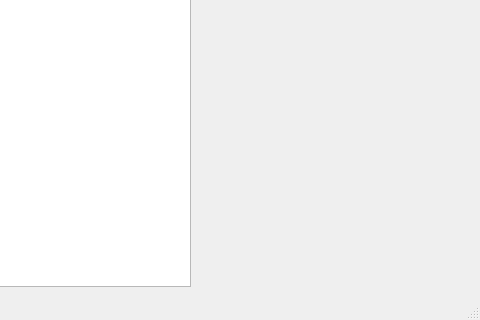
Old version of the form SAOMDListImage.ui in the repository KHeresy/SAOMD-ListImage; both pictures show x 703 to 1183 and y 560 to 880 of the 1183 by 880 pixel window.
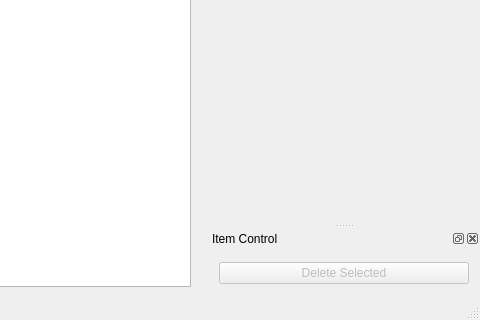
New version of the form. Icons and pictures are not drawn.

Commit message: Add select, delete

```diff
--- a/SAOMDListImage.ui
+++ b/SAOMDListImage.ui
@@ -197,6 +197,52 @@
    </attribute>
    <widget class="QWidget" name="dockWidgetContents_2"/>
   </widget>
+  <widget class="QDockWidget" name="dockItemControl">
+   <property name="sizePolicy">
+    <sizepolicy hsizetype="Minimum" vsizetype="Minimum">
+     <horstretch>0</horstretch>
+     <verstretch>0</verstretch>
+    </sizepolicy>
+   </property>
+   <property name="windowTitle">
+    <string>Item Control</string>
+   </property>
+   <attribute name="dockWidgetArea">
+    <number>2</number>
+   </attribute>
+   <widget class="QWidget" name="dockWidgetContents_3">
+    <property name="sizePolicy">
+     <sizepolicy hsizetype="Fixed" vsizetype="Fixed">
+      <horstretch>0</horstretch>
+      <verstretch>0</verstretch>
+     </sizepolicy>
+    </property>
+    <property name="minimumSize">
+     <size>
+      <width>150</width>
+      <height>50</height>
+     </size>
+    </property>
+    <property name="maximumSize">
+     <size>
+      <width>300</width>
+      <height>50</height>
+     </size>
+    </property>
+    <layout class="QVBoxLayout" name="verticalLayout_3">
+     <item>
+      <widget class="QPushButton" name="pbDeleteSelected">
+       <property name="enabled">
+        <bool>false</bool>
+       </property>
+       <property name="text">
+        <string>Delete Selected</string>
+       </property>
+      </widget>
+     </item>
+    </layout>
+   </widget>
+  </widget>
   <action name="action_Load">
    <property name="text">
     <string>&amp;Load</string>
```
Left out of the diff: 58 changed lines with no effect on the pictures. The commit also changes 3 other files.
